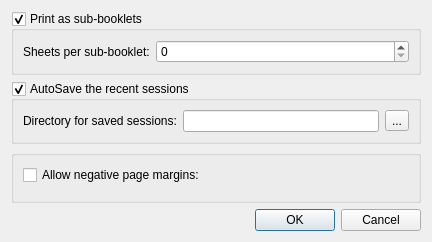
Qt form gui/configdialog/configdialog.ui (Boomaga/boomaga) before a commit.
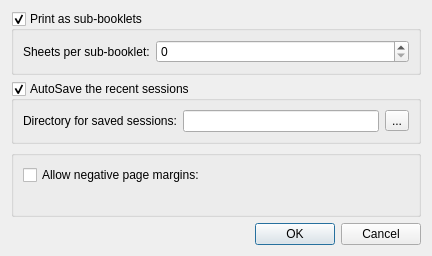
The same form after that commit.

```diff
--- a/gui/configdialog/configdialog.ui
+++ b/gui/configdialog/configdialog.ui
@@ -7,7 +7,7 @@
     <x>0</x>
     <y>0</y>
     <width>432</width>
-    <height>242</height>
+    <height>256</height>
    </rect>
   </property>
   <property name="windowTitle">
```
Left out of the diff: 2 changed lines with no effect on the pictures.
